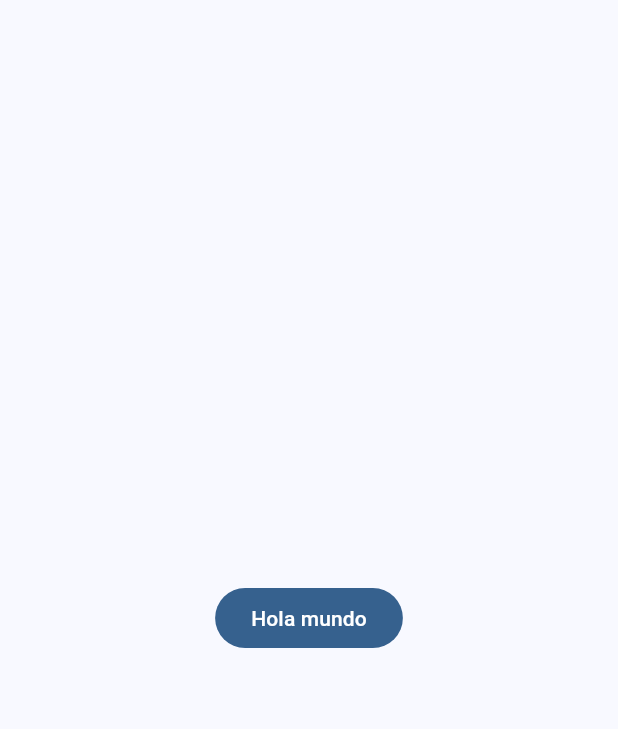
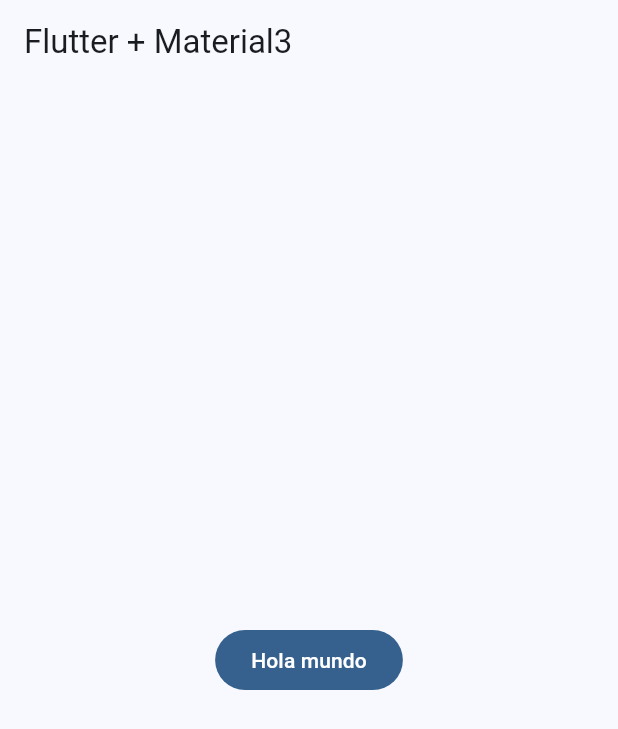
Before and after one commit to CanulMena/custom_widgets, a Flutter app: the screen it shows after launch, on a phone screen of 412 x 824 dp. Shown: the top 729 px of the screen. Run offline on Flutter 3.47's test engine with Material 3 defaults, Android fonts, the phone set to English and light mode, and no system bars.

Commit message:
HomeScreen creado

```diff
--- a/lib/main.dart
+++ b/lib/main.dart
@@ -1,4 +1,5 @@
 import 'package:custom_widgets/config/themes/theme_app.dart';
+import 'package:custom_widgets/presentation/screens/home/home_screen.dart';
 import 'package:flutter/material.dart';
 
 void main() {
@@ -13,11 +14,7 @@ class MainApp extends StatelessWidget {
     return  MaterialApp(
       debugShowCheckedModeBanner: false,
       theme: AppTheme(selectedColor: 1).getTheme(),
-      home: Scaffold(
-        body: Center(
-          child: FilledButton(onPressed: () {}, child: const Text('Hola mundo')),
-        ),
-      ),
+      home: const HomeScreen( )
     );
   }
 }
--- /dev/null
+++ b/lib/presentation/screens/home/home_screen.dart
@@ -0,0 +1,17 @@
+import 'package:flutter/material.dart';
+
+class HomeScreen extends StatelessWidget {
+  const HomeScreen({super.key});
+
+  @override
+  Widget build(BuildContext context) {
+    return Scaffold(
+      appBar: AppBar(
+        title: const Text('Flutter + Material3'),
+      ),
+      body: Center(
+          child: FilledButton(onPressed: () {}, child: const Text('Hola mundo')),
+        ),
+    );
+  }
+}
```
